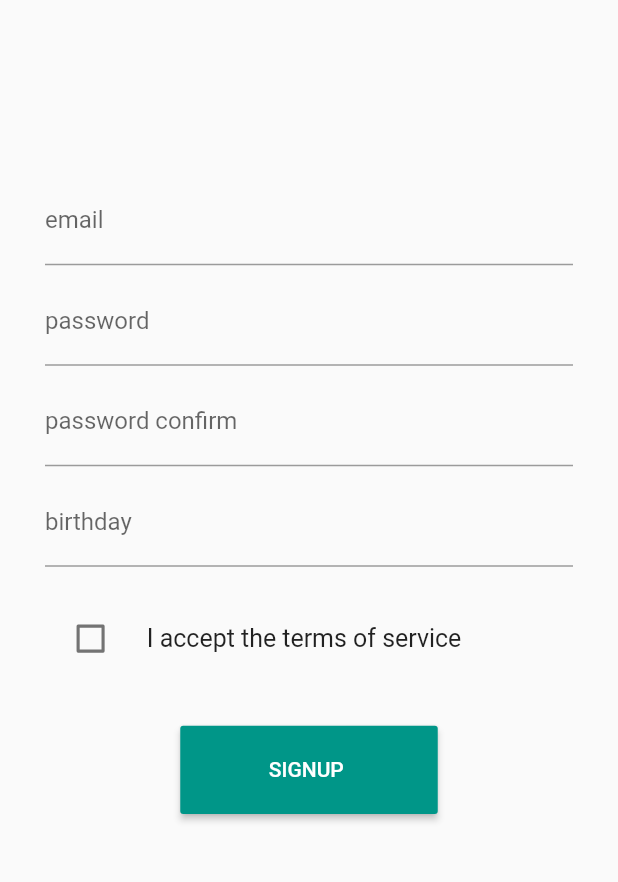
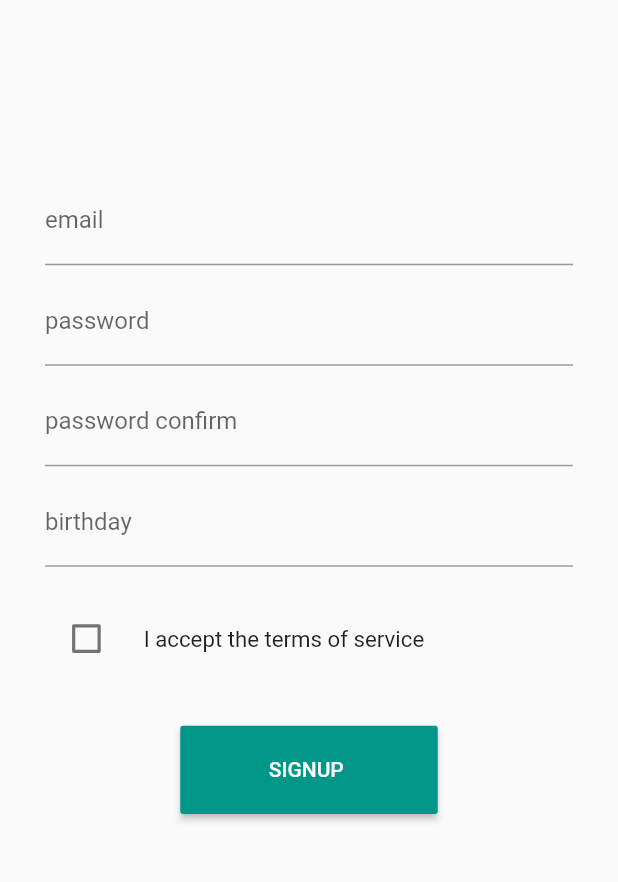
Before and after one commit to kgoon/flutter_bundang, a Flutter app: the screen it shows after launch, on a phone screen of 412 x 824 dp, the part 235-1117 px from its top. Run offline on Flutter 3.47's test engine with Material 2 defaults, Android fonts, the phone set to English and light mode, and no system bars; drawn by our look-alikes of auto_size_text; our stand-ins replace device_preview.

Commit message:
라벨 텍스트, 체크박스텍스트 반응형 추가

```diff
--- a/lib/src/sign_up_page.dart
+++ b/lib/src/sign_up_page.dart
@@ -45,6 +45,12 @@ class _SignUpPageState extends State<SignUpPage> {
                             TextFormField(
                               decoration: InputDecoration(
                                 labelText: 'email',
+                                labelStyle: TextStyle(
+                                  fontSize:
+                                      MediaQuery.of(context).size.width > 700
+                                          ? 26.0
+                                          : 16.0,
+                                ),
                               ),
                             ),
                             SizedBox(
@@ -53,6 +59,12 @@ class _SignUpPageState extends State<SignUpPage> {
                             TextFormField(
                               decoration: InputDecoration(
                                 labelText: 'password',
+                                labelStyle: TextStyle(
+                                  fontSize:
+                                      MediaQuery.of(context).size.width > 700
+                                          ? 26.0
+                                          : 16.0,
+                                ),
                               ),
                             ),
                             SizedBox(
@@ -61,6 +73,12 @@ class _SignUpPageState extends State<SignUpPage> {
                             TextFormField(
                               decoration: InputDecoration(
                                 labelText: 'password confirm',
+                                labelStyle: TextStyle(
+                                  fontSize:
+                                      MediaQuery.of(context).size.width > 700
+                                          ? 26.0
+                                          : 16.0,
+                                ),
                               ),
                             ),
                             SizedBox(
@@ -69,13 +87,19 @@ class _SignUpPageState extends State<SignUpPage> {
                             TextFormField(
                               decoration: InputDecoration(
                                 labelText: 'birthday',
+                                labelStyle: TextStyle(
+                                  fontSize:
+                                      MediaQuery.of(context).size.width > 700
+                                          ? 26.0
+                                          : 16.0,
+                                ),
                               ),
                             ),
                             SizedBox(
                               height: 20.0,
                             ),
                             Transform.scale(
-                              scale: 1.04,
+                              scale: 1.06,
                               child: CheckboxListTile(
                                 value: _ifChecked,
                                 onChanged: (bool value) {
@@ -83,7 +107,15 @@ class _SignUpPageState extends State<SignUpPage> {
                                     _ifChecked = value;
                                   });
                                 },
-                                title: Text('I accept the terms of service'),
+                                title: Text(
+                                  'I accept the terms of service',
+                                  style: TextStyle(
+                                    fontSize:
+                                        MediaQuery.of(context).size.width > 700
+                                            ? 23.0
+                                            : 14.0,
+                                  ),
+                                ),
                                 controlAffinity:
                                     ListTileControlAffinity.leading,
                               ),
```
